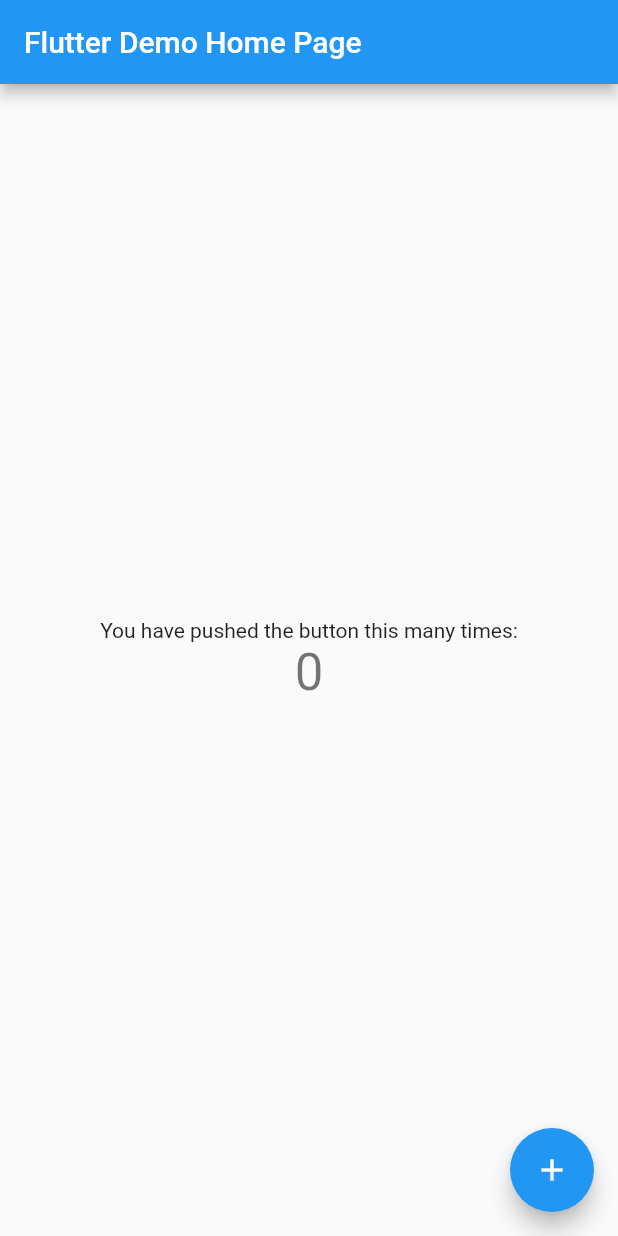
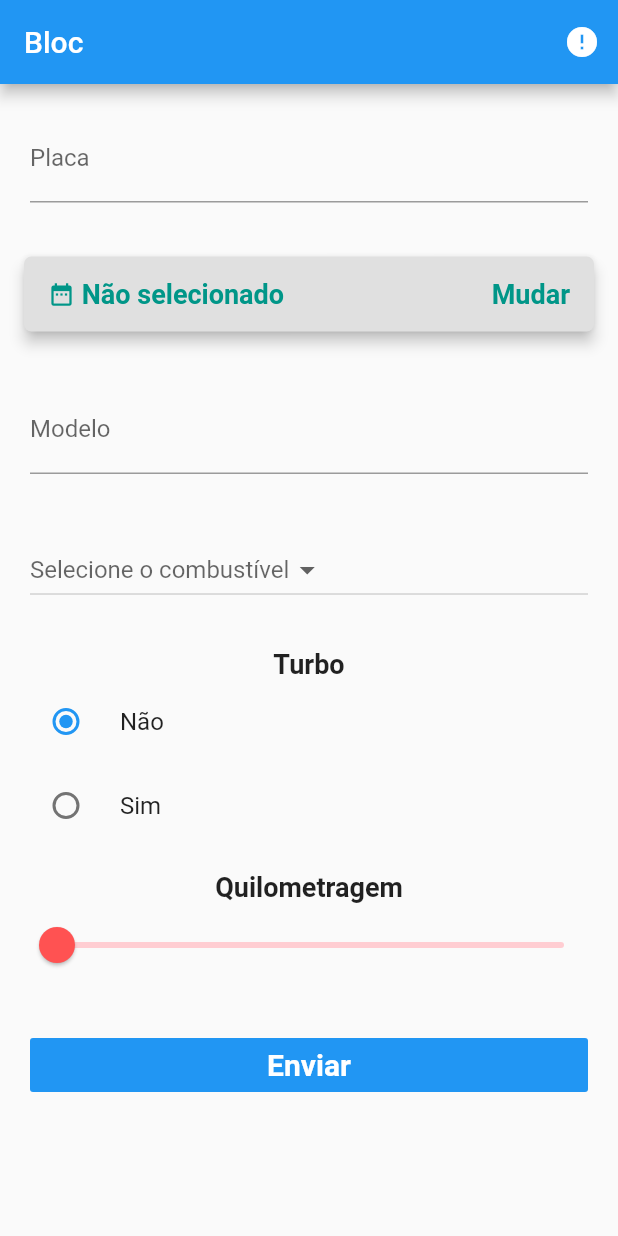
Before and after one commit to BrenoFroes/app_motor, a Flutter app: the screen it shows after launch, on a phone screen of 412 x 824 dp. Run offline on Flutter 3.47's test engine with Material 2 defaults, Android fonts, the phone set to English and light mode, and no system bars; our stand-ins replace flutter_datetime_picker, shared_preferences.

Commit message:
adição do register e search do veiculo

```diff
--- a/lib/main.dart
+++ b/lib/main.dart
@@ -1,67 +1,6 @@
+import 'package:app_motor/my_app.dart';
 import 'package:flutter/material.dart';
 
 void main() {
-  runApp(MyApp());
+  runApp(MyMaterialApp());
 }
-
-class MyApp extends StatelessWidget {
-  @override
-  Widget build(BuildContext context) {
-    return MaterialApp(
-      title: 'Flutter Demo',
-      theme: ThemeData(
-        primarySwatch: Colors.blue,
-        visualDensity: VisualDensity.adaptivePlatformDensity,
-      ),
-      home: MyHomePage(title: 'Flutter Demo Home Page'),
-    );
-  }
-}
-
-class MyHomePage extends StatefulWidget {
-  MyHomePage({Key key, this.title}) : super(key: key);
-
-  final String title;
-
-  @override
-  _MyHomePageState createState() => _MyHomePageState();
-}
-
-class _MyHomePageState extends State<MyHomePage> {
-  int _counter = 0;
-
-  void _incrementCounter() {
-    setState(() {
-      _counter++;
-    });
-  }
-
-  @override
-  Widget build(BuildContext context) {
-    return Scaffold(
-      appBar: AppBar(
-        title: Text(widget.title),
-      ),
-      body: Center(
-        child: Column(
-
-          mainAxisAlignment: MainAxisAlignment.center,
-          children: <Widget>[
-            Text(
-              'You have pushed the button this many times:',
-            ),
-            Text(
-              '$_counter',
-              style: Theme.of(context).textTheme.headline4,
-            ),
-          ],
-        ),
-      ),
-      floatingActionButton: FloatingActionButton(
-        onPressed: _incrementCounter,
-        tooltip: 'Increment',
-        child: Icon(Icons.add),
-      ),
-    );
-  }
-}
--- /dev/null
+++ b/lib/my_app.dart
@@ -0,0 +1,18 @@
+import 'package:app_motor/vehicle/vehicle_register_page.dart';
+import 'package:flutter/material.dart';
+
+
+class MyMaterialApp extends StatelessWidget {
+  @override
+  Widget build(BuildContext context) {
+    return MaterialApp(
+      title: 'APP-MOTOR',
+      debugShowCheckedModeBanner: false,
+      theme: ThemeData(
+          primarySwatch: Colors.blue,
+          visualDensity: VisualDensity.adaptivePlatformDensity
+      ),
+      home: VehicleRegisterWidget(),
+    );
+  }
+}
--- /dev/null
+++ b/lib/vehicle/vehicle_register_page.dart
@@ -0,0 +1,302 @@
+import 'dart:convert';
+import 'package:flutter/material.dart';
+import 'package:flutter_datetime_picker/flutter_datetime_picker.dart';
+import 'package:app_motor/vehicle/search_vehicle_page.dart';
+import 'package:app_motor/vehicle/vehicle_bloc.dart';
+import 'package:intl/intl.dart';
+import 'package:shared_preferences/shared_preferences.dart';
+
+enum SingingCharacter { sim, nao }
+
+class VehicleRegisterWidget extends StatefulWidget {
+  @override
+  _VehicleRegisterWidgetState createState() => _VehicleRegisterWidgetState();
+}
+
+class _VehicleRegisterWidgetState extends State<VehicleRegisterWidget> {
+  var texto = 'olá';
+  var bloc = new VehicleBloc();
+  var _fuel;
+  String _date = "Não selecionado";
+  final formattedDate = new DateFormat('yyyy');
+  SingingCharacter _character = SingingCharacter.nao;
+  int _value = 10;
+  getToken() async {
+    var prefs = await SharedPreferences.getInstance();
+    texto = prefs.getString('token');
+  }
+
+  @override
+  Widget build(BuildContext context) {
+    return Scaffold(
+      appBar: AppBar(
+        title: Text("Bloc"),
+        actions: <Widget>[
+          IconButton(
+            icon: Icon(Icons.error),
+            onPressed: () {
+
+
+            },
+          ),
+        ],
+      ),
+      body: ListView(
+        children: <Widget>[
+
+          Padding(
+            padding: EdgeInsets.all(20),
+            child: TextFormField(
+              controller: bloc.plateCtrl,
+              decoration: InputDecoration(
+                labelText: "Placa",
+              ),
+              keyboardType: TextInputType.text,
+            ),
+          ),
+          Padding(
+            padding: EdgeInsets.all(16.0),
+            child: RaisedButton(
+              shape: RoundedRectangleBorder(
+                  borderRadius: BorderRadius.circular(5.0)),
+              elevation: 4.0,
+              onPressed: () {
+                DatePicker.showDatePicker(context,
+                    theme: DatePickerTheme(
+                      containerHeight: 210.0,
+                    ),
+                    showTitleActions: true,
+                    minTime: DateTime(2000),
+                    maxTime: DateTime(2022), onConfirm: (date) {
+                      print('confirm $date');
+                      _date = '${date.year}';
+                      print('date ${_date}');
+                      setState(() {});
+                      var f = formattedDate.format(date);
+                      var e = int.parse(f);
+                      print("year:" + e.toString());
+                      controller:
+                      bloc.yearCtrl = e;
+                      print('date ${bloc.yearCtrl}');
+                    }, currentTime: DateTime(2012), locale: LocaleType.pt);
+              },
+              child: Container(
+                alignment: Alignment.center,
+                height: 50.0,
+                child: Row(
+                  mainAxisAlignment: MainAxisAlignment.spaceBetween,
+                  children: <Widget>[
+                    Row(
+                      children: <Widget>[
+                        Container(
+                          child: Row(
+                            children: <Widget>[
+                              Icon(
+                                Icons.date_range,
+                                size: 18.0,
+                                color: Colors.teal,
+                              ),
+                              Text(
+                                " $_date",
+                                style: TextStyle(
+                                    color: Colors.teal,
+                                    fontWeight: FontWeight.bold,
+                                    fontSize: 18.0),
+                              ),
+                            ],
+                          ),
+                        )
+                      ],
+                    ),
+                    Text(
+                      "  Mudar",
+                      style: TextStyle(
+                          color: Colors.teal,
+                          fontWeight: FontWeight.bold,
+                          fontSize: 18.0),
+                    ),
+                  ],
+                ),
+              ),
+            ),
+          ),
+          Padding(
+            padding: EdgeInsets.all(20),
+            child: TextFormField(
+              controller: bloc.modelCtrl,
+              decoration: InputDecoration(
+                labelText: "Modelo",
+              ),
+              keyboardType: TextInputType.text,
+            ),
+          ),
+          Padding(
+            padding: EdgeInsets.all(20),
+            child: DropdownButton<String>(
+              value: _fuel,
+              hint: Text("Selecione o combustível"),
+              items: <String>['Gasolina', 'Álcool', 'Gás', 'Flex', 'Diesel']
+                  .map((String value) {
+                return new DropdownMenuItem<String>(
+                  value: value,
+                  child: new Text(value),
+                );
+              }).toList(),
+              onChanged: (String category) {
+                setState(
+                      () {
+                    _fuel = category;
+                    controller:
+                    bloc.fuelCtrl = _fuel;
+                    print("Selected: ${_fuel}");
+                  },
+                );
+              },
+            ),
+          ),
+          Padding(
+            padding: EdgeInsets.all(8.0),
+            child: Column(
+              mainAxisAlignment: MainAxisAlignment.center,
+              children: <Widget>[
+                Text(
+                  'Turbo',
+                  style: new TextStyle(
+                    fontWeight: FontWeight.bold,
+                    fontSize: 18.0,
+                  ),
+                ),
+                Column(
+                  mainAxisAlignment: MainAxisAlignment.center,
+                  children: <Widget>[
+                    RadioListTile<SingingCharacter>(
+                      title: const Text('Não'),
+                      value: SingingCharacter.nao,
+                      groupValue: _character,
+                      onChanged: (SingingCharacter value) {
+                        setState(
+                              () {
+                            _character = value;
+                            controller:
+                            bloc.turboCtrl = false;
+                          },
+                        );
+                      },
+                    ),
+                    RadioListTile<SingingCharacter>(
+                      title: const Text('Sim'),
+                      value: SingingCharacter.sim,
+                      groupValue: _character,
+                      onChanged: (SingingCharacter value) {
+                        setState(() {
+                          _character = value;
+                          controller:
+                          bloc.turboCtrl = true;
+                        });
+                      },
+                    ),
+                  ],
+                ),
+              ],
+            ),
+          ),
+          Padding(
+            padding: EdgeInsets.all(8.0),
+            child: Column(
+              mainAxisAlignment: MainAxisAlignment.center,
+              children: <Widget>[
+                Text(
+                  'Quilometragem',
+                  style: new TextStyle(
+                    fontWeight: FontWeight.bold,
+                    fontSize: 18.0,
+                  ),
+                ),
+                SliderTheme(
+                  data: SliderTheme.of(context).copyWith(
+                    activeTrackColor: Colors.red[700],
+                    inactiveTrackColor: Colors.red[100],
+                    trackShape: RoundedRectSliderTrackShape(),
+                    trackHeight: 4.0,
+                    thumbShape: RoundSliderThumbShape(enabledThumbRadius: 12.0),
+                    thumbColor: Colors.redAccent,
+                    overlayColor: Colors.red.withAlpha(32),
+                    overlayShape: RoundSliderOverlayShape(overlayRadius: 28.0),
+                    tickMarkShape: RoundSliderTickMarkShape(),
+                    activeTickMarkColor: Colors.red[700],
+                    inactiveTickMarkColor: Colors.red[100],
+                    valueIndicatorShape: PaddleSliderValueIndicatorShape(),
+                    valueIndicatorColor: Colors.redAccent,
+                    valueIndicatorTextStyle: TextStyle(
+                      color: Colors.white,
+                    ),
+                  ),
+                  child: Slider(
+                    value: _value.toDouble(),
+                    min: 10,
+                    max: 200,
+                    divisions: 19,
+                    label: '$_value' + ' mil',
+                    onChanged: (value) {
+                      setState(
+                            () {
+                          _value = value.round();
+                          controller:
+                          bloc.mileageCtrl = _value;
+                        },
+                      );
+                    },
+                  ),
+                ),
+              ],
+            ),
+          ),
+          Padding(
+            padding: EdgeInsets.all(20),
+            child: Builder(
+              builder: (context) => FlatButton(
+                color: Theme.of(context).primaryColor,
+                child: Text("Enviar",
+                    style: TextStyle(
+                        color: Colors.white,
+                        fontWeight: FontWeight.bold,
+                        fontSize: 20)),
+                onPressed: () async {
+                  var vehicle = {};
+                  vehicle["plate"] = bloc.plateCtrl.text;
+                  vehicle["year"] = bloc.yearCtrl;
+                  vehicle["model"] = bloc.modelCtrl.text;
+                  vehicle["mileage"] = bloc.mileageCtrl;
+                  vehicle["fuelType"] = bloc.fuelCtrl;
+                  vehicle["turbo"] = bloc.turboCtrl;
+                  print("placa" + vehicle["plate"]);
+                  print("ano" + vehicle["year"].toString());
+                  print("model" + vehicle["model"]);
+                  print("KM" + vehicle["mileage"].toString());
+                  print("fuel" + vehicle["fuelType"]);
+                  print("turbo" + vehicle["turbo"].toString());
+                  var body = jsonEncode(vehicle);
+                  print("body" + body.toString());
+                  var result = await bloc.registerVehicle(body);
+                  print(result.body);
+                  print(result.statusCode);
+                  if (result.statusCode == 200) {
+                    Navigator.push(
+                      context,
+                      MaterialPageRoute(
+                          builder: (context) => VehicleRegisterWidget()),
+                    );
+                  } else {
+                    final message =
+                    SnackBar(content: Text("Erro de autenticação"));
+                    Scaffold.of(context).showSnackBar(message);
+                  }
+                },
+              ),
+            ),
+          ),
+        ],
+      ),
+    );
+  }
+}
--- a/pubspec.yaml
+++ b/pubspec.yaml
@@ -32,6 +32,12 @@
 dev_dependencies:
   flutter_test:
     sdk: flutter
+  http: ^0.12.0
+  shared_preferences: 0.5.7+3
+  flutter_masked_text: ^0.8.0
+  datetime_picker_formfield: ^1.0.0
+  flutter_datetime_picker: ^1.3.8
+
 
 # For information on the generic Dart part of this file, see the
 # following page: https://dart.dev/tools/pub/pubspec
```
Also changed, not shown: lib/vehicle/search_vehicle_page.dart (+44 -17 lines), lib/vehicle/vehicle_bloc.dart (+4 -4 lines), pubspec.lock, 1 other file.
